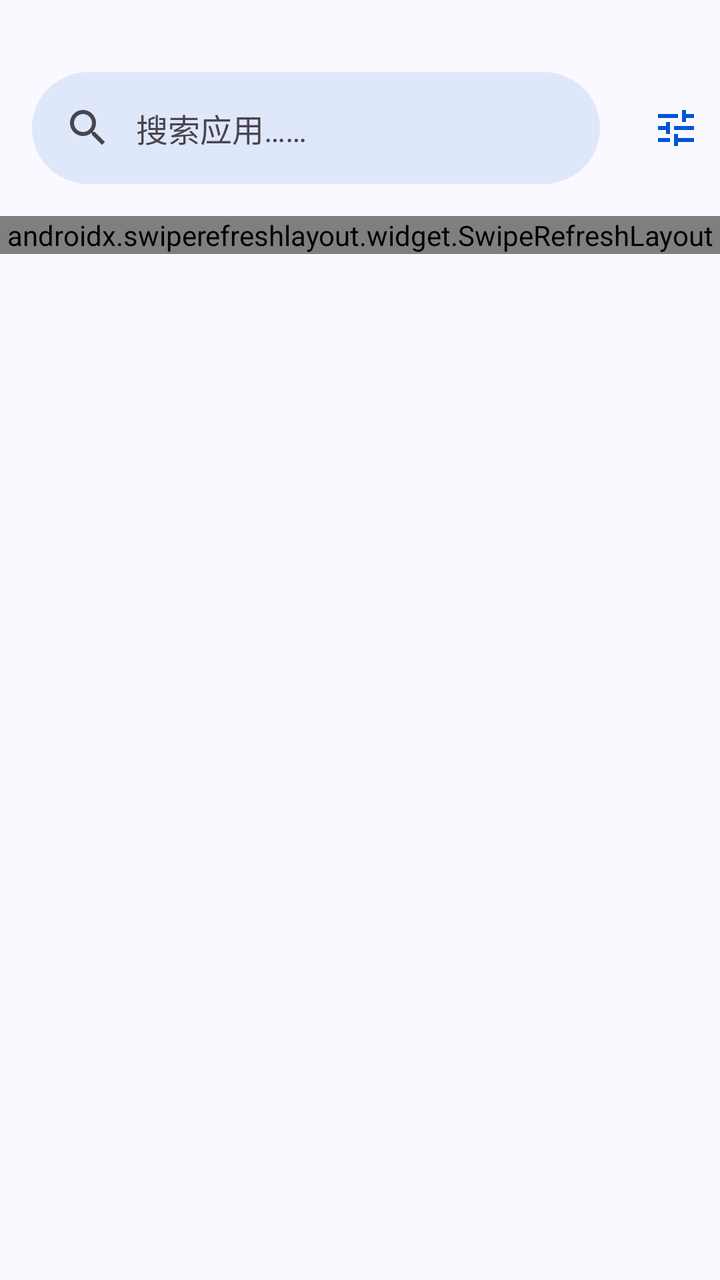
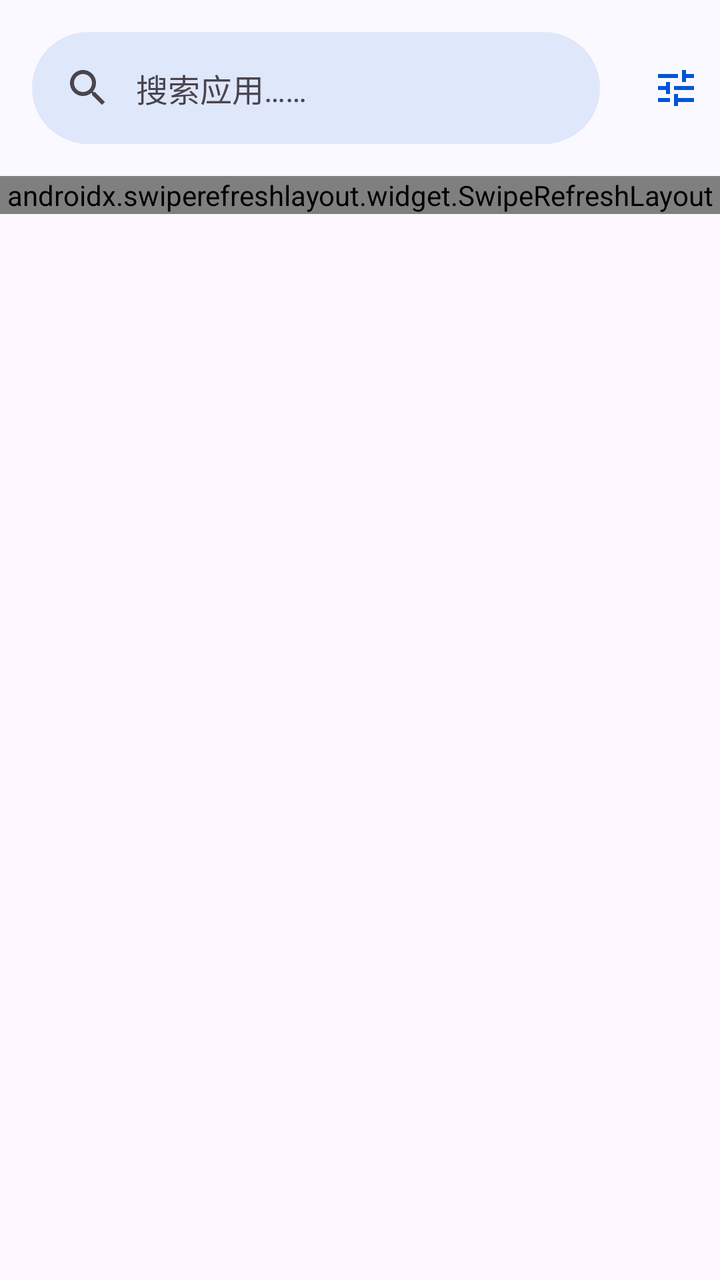

Before-and-after screenshots of an Android layout around one commit, followed by the original layout XML and the change that was made.
<!-- AndroidManifest.xml: application theme Theme.ManagerAssistant.Static -->
<!-- res/layout/activity_package_name_select.xml -->
<androidx.coordinatorlayout.widget.CoordinatorLayout xmlns:android="http://schemas.android.com/apk/res/android"
    xmlns:app="http://schemas.android.com/apk/res-auto"
    xmlns:tools="http://schemas.android.com/tools"
    style="@style/CommonPageStyle"
    android:layout_width="match_parent"
    android:layout_height="match_parent"
    android:fitsSystemWindows="false"
    tools:context=".ui.bookkeeping.auto_bookkeeping.notification_analysis.package_name_select.PackageNameSelectActivity">

    <com.google.android.material.appbar.AppBarLayout
        style="@style/AppBarLayoutStyle"
        android:layout_width="match_parent"
        android:layout_height="wrap_content">

        <LinearLayout
            android:layout_width="match_parent"
            android:layout_height="wrap_content"
            android:layout_marginTop="20sp">

            <com.google.android.material.search.SearchBar
                android:id="@+id/search_bar"
                style="@style/SearchBarStyle"
                android:layout_width="0dp"
                android:layout_height="wrap_content"
                android:layout_weight="1"
                android:hint="@string/search_app" />

            <ImageButton
                android:id="@+id/expand_list_btn"
                style="@style/ImageButtonStyle"
                android:layout_width="wrap_content"
                android:layout_height="wrap_content"
                android:layout_gravity="center_vertical"
                android:contentDescription="@string/btn_expands_list"
                android:src="@drawable/baseline_tune_24" />
        </LinearLayout>
    </com.google.android.material.appbar.AppBarLayout>

    <androidx.swiperefreshlayout.widget.SwipeRefreshLayout
        android:id="@+id/app_list_refresh_layout"
        android:layout_width="match_parent"
        android:layout_height="wrap_content"
        app:layout_behavior="@string/appbar_scrolling_view_behavior">

        <androidx.recyclerview.widget.RecyclerView
            android:id="@+id/app_list_recycler"
            android:layout_width="match_parent"
            android:layout_height="wrap_content"
            app:layoutManager="androidx.recyclerview.widget.LinearLayoutManager" />
    </androidx.swiperefreshlayout.widget.SwipeRefreshLayout>

    <com.google.android.material.search.SearchView
        android:id="@+id/search_view"
        android:layout_width="match_parent"
        android:layout_height="match_parent"
        android:hint="@string/search_app"
        app:layout_anchor="@id/search_bar"
        app:layout_behavior="com.google.android.material.search.SearchView$Behavior">

        <LinearLayout
            android:layout_width="match_parent"
            android:layout_height="wrap_content"
            android:orientation="vertical">

            <androidx.swiperefreshlayout.widget.SwipeRefreshLayout
                android:id="@+id/search_refresh_layout"
                android:layout_width="match_parent"
                android:layout_height="wrap_content">

                <androidx.recyclerview.widget.RecyclerView
                    android:id="@+id/search_result_recycler"
                    android:layout_width="match_parent"
                    android:layout_height="wrap_content"
                    app:layoutManager="androidx.recyclerview.widget.LinearLayoutManager" />
            </androidx.swiperefreshlayout.widget.SwipeRefreshLayout>
        </LinearLayout>
    </com.google.android.material.search.SearchView>
</androidx.coordinatorlayout.widget.CoordinatorLayout>
<!-- resources referenced by this layout -->
<resources>
  <!-- drawable baseline_tune_24 (drawable) -->
  <vector xmlns:android="http://schemas.android.com/apk/res/android" android:height="24dp" android:tint="#000000" android:viewportHeight="24" android:viewportWidth="24" android:width="24dp">
        
      <path android:fillColor="@android:color/white" android:pathData="M3,17v2h6v-2L3,17zM3,5v2h10L13,5L3,5zM13,21v-2h8v-2h-8v-2h-2v6h2zM7,9v2L3,11v2h4v2h2L9,9L7,9zM21,13v-2L11,11v2h10zM15,9h2L17,7h4L21,5h-4L17,3h-2v6z"/>
      
  </vector>
  <string name="btn_expands_list">展开列表选项的按钮</string>
  <string name="search_app">搜索应用……</string>
  <style name="AppBarLayoutStyle" parent="Widget.Material3.AppBarLayout">
          <item name="android:background">?attr/colorSurface</item>
      </style>
  <style name="CommonPageStyle">
          <item name="android:fitsSystemWindows">true</item>
          <item name="android:background">?attr/colorSurface</item>
      </style>
  <style name="ImageButtonStyle" parent="Widget.AppCompat.ImageButton">
          <item name="tint">?attr/colorPrimary</item>
          <item name="android:padding">10sp</item>
          <item name="android:background">@drawable/ripple_circle</item>
      </style>
  <style name="SearchBarStyle" parent="Widget.Material3.SearchBar">
          <item name="backgroundTint">?attr/colorSurface</item>
      </style>
  <style name="Theme.ManagerAssistant.Static" parent="Theme.Material3.Light.NoActionBar">
          
          <item name="colorPrimary">@color/color_primary</item>
          <item name="colorOnPrimary">@color/color_on_primary</item>
          <item name="colorPrimaryContainer">@color/color_primary_container</item>
          
          <item name="colorSecondaryContainer">@color/color_secondary_container</item>
          
          <item name="android:statusBarColor">?attr/colorSurface</item>
          
          <item name="colorSurface">@color/color_surface</item>
          <item name="colorSurfaceContainer">@color/color_surface_container</item>
          <item name="colorSurfaceContainerLow">@color/color_surface_container_low</item>
  
          <item name="toolbarStyle">@style/ToolBarStyle</item>
          <item name="drawableTint">?attr/colorPrimary</item>
          <item name="colorControlActivated">?attr/colorPrimary</item>
          <item name="android:windowLightStatusBar">true</item>
      </style>
  <!-- drawable ripple_circle (drawable) -->
  <ripple xmlns:android="http://schemas.android.com/apk/res/android"
      android:color="?android:attr/colorControlHighlight"> 
  
      
      <item android:id="@android:id/background">
          <shape android:shape="rectangle">
              <solid android:color="@android:color/transparent" />
          </shape>
      </item>
  
      
      <item android:id="@android:id/mask">
          <shape android:shape="oval">
              <solid android:color="?attr/colorControlHighlight" /> 
          </shape>
      </item>
  </ripple>
  <color name="color_primary">#0055d6</color>
  <color name="color_on_primary">#ffffff</color>
  <color name="color_primary_container">#d8e1fe</color>
  <color name="color_secondary_container">#e0e1ff</color>
  <color name="color_surface">#faf9ff</color>
  <color name="color_surface_container">#ebedfa</color>
  <color name="color_surface_container_low">#edeffc</color>
  <style name="ToolBarStyle" parent="Widget.Material3.Toolbar">
          <item name="android:backgroundTint">?attr/colorSurface</item>
          <item name="navigationIconTint">?attr/colorPrimary</item>
          <item name="contentInsetStart">10dp</item>
          <item name="titleTextAppearance">@style/TitleStyle</item>
      </style>
  <style name="TitleStyle">
          <item name="android:textSize">23sp</item>
      </style>
</resources>

<!-- the commit's change to res/layout/activity_package_name_select.xml (unified diff, before → after) -->
@@ -1,10 +1,8 @@
 <androidx.coordinatorlayout.widget.CoordinatorLayout xmlns:android="http://schemas.android.com/apk/res/android"
     xmlns:app="http://schemas.android.com/apk/res-auto"
     xmlns:tools="http://schemas.android.com/tools"
-    style="@style/CommonPageStyle"
     android:layout_width="match_parent"
-    android:layout_height="match_parent"
-    android:fitsSystemWindows="false"
+    android:layout_height="wrap_content"
     tools:context=".ui.bookkeeping.auto_bookkeeping.notification_analysis.package_name_select.PackageNameSelectActivity">
 
     <com.google.android.material.appbar.AppBarLayout
@@ -13,9 +11,11 @@
         android:layout_height="wrap_content">
 
         <LinearLayout
+            android:id="@+id/root_layout"
             android:layout_width="match_parent"
             android:layout_height="wrap_content"
-            android:layout_marginTop="20sp">
+            android:background="@android:color/transparent"
+            app:layout_scrollFlags="scroll|enterAlways|snap">
 
             <com.google.android.material.search.SearchBar
                 android:id="@+id/search_bar"
@@ -46,13 +46,15 @@
             android:id="@+id/app_list_recycler"
             android:layout_width="match_parent"
             android:layout_height="wrap_content"
+            android:paddingBottom="10sp"
             app:layoutManager="androidx.recyclerview.widget.LinearLayoutManager" />
     </androidx.swiperefreshlayout.widget.SwipeRefreshLayout>
 
     <com.google.android.material.search.SearchView
         android:id="@+id/search_view"
+        style="@style/SearchViewStyle"
         android:layout_width="match_parent"
-        android:layout_height="match_parent"
+        android:layout_height="wrap_content"
         android:hint="@string/search_app"
         app:layout_anchor="@id/search_bar"
         app:layout_behavior="com.google.android.material.search.SearchView$Behavior">
@@ -71,6 +73,7 @@
                     android:id="@+id/search_result_recycler"
                     android:layout_width="match_parent"
                     android:layout_height="wrap_content"
+                    android:paddingBottom="10sp"
                     app:layoutManager="androidx.recyclerview.widget.LinearLayoutManager" />
             </androidx.swiperefreshlayout.widget.SwipeRefreshLayout>
         </LinearLayout>
<!-- resource entries referenced after the edit -->
@@ -11,10 +11,6 @@
   <style name="AppBarLayoutStyle" parent="Widget.Material3.AppBarLayout">
           <item name="android:background">?attr/colorSurface</item>
       </style>
-  <style name="CommonPageStyle">
-          <item name="android:fitsSystemWindows">true</item>
-          <item name="android:background">?attr/colorSurface</item>
-      </style>
   <style name="ImageButtonStyle" parent="Widget.AppCompat.ImageButton">
           <item name="tint">?attr/colorPrimary</item>
           <item name="android:padding">10sp</item>
@@ -22,6 +18,9 @@
       </style>
   <style name="SearchBarStyle" parent="Widget.Material3.SearchBar">
           <item name="backgroundTint">?attr/colorSurface</item>
+      </style>
+  <style name="SearchViewStyle" parent="Widget.Material3.SearchView">
+          <item name="backgroundTint">?attr/colorSurfaceContainer</item>
       </style>
   <style name="Theme.ManagerAssistant.Static" parent="Theme.Material3.Light.NoActionBar">
           
